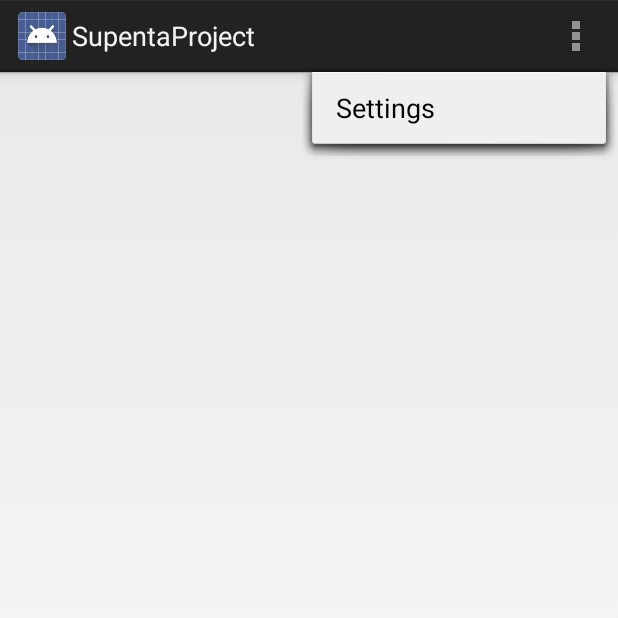
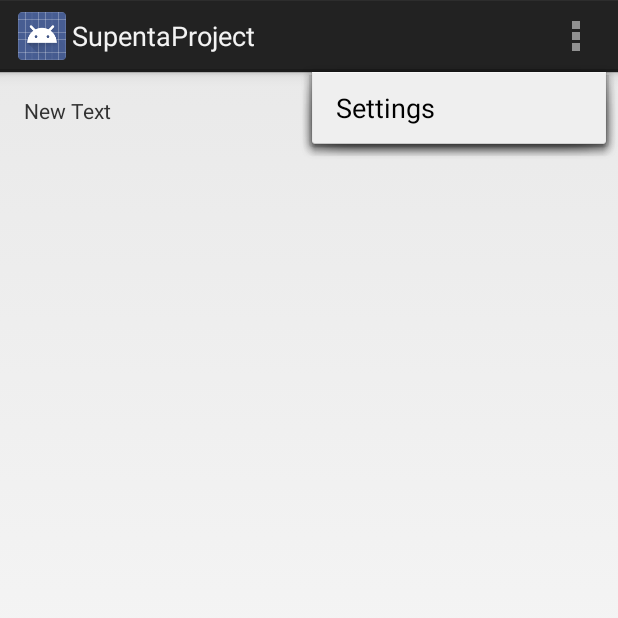
Before and after one commit to barnswills/SupentaProject, an Android app: the screen it shows after launch (MainActivity), with the options menu open, on a phone screen of 412 x 824 dp, the top half of it. Run offline under Robolectric (Android 15) with nearby library versions, the phone set to English and light mode, and no system bars.

Commit message:
commit test 2

```diff
--- a/app/src/main/res/layout/activity_main.xml
+++ b/app/src/main/res/layout/activity_main.xml
@@ -5,4 +5,12 @@
     android:paddingTop="@dimen/activity_vertical_margin"
     android:paddingBottom="@dimen/activity_vertical_margin" tools:context=".MainActivity">
 
+    <TextView
+        android:layout_width="wrap_content"
+        android:layout_height="wrap_content"
+        android:text="New Text"
+        android:id="@+id/textView"
+        android:layout_alignParentTop="true"
+        android:layout_alignParentLeft="true"
+        android:layout_alignParentStart="true" />
 </RelativeLayout>
```
